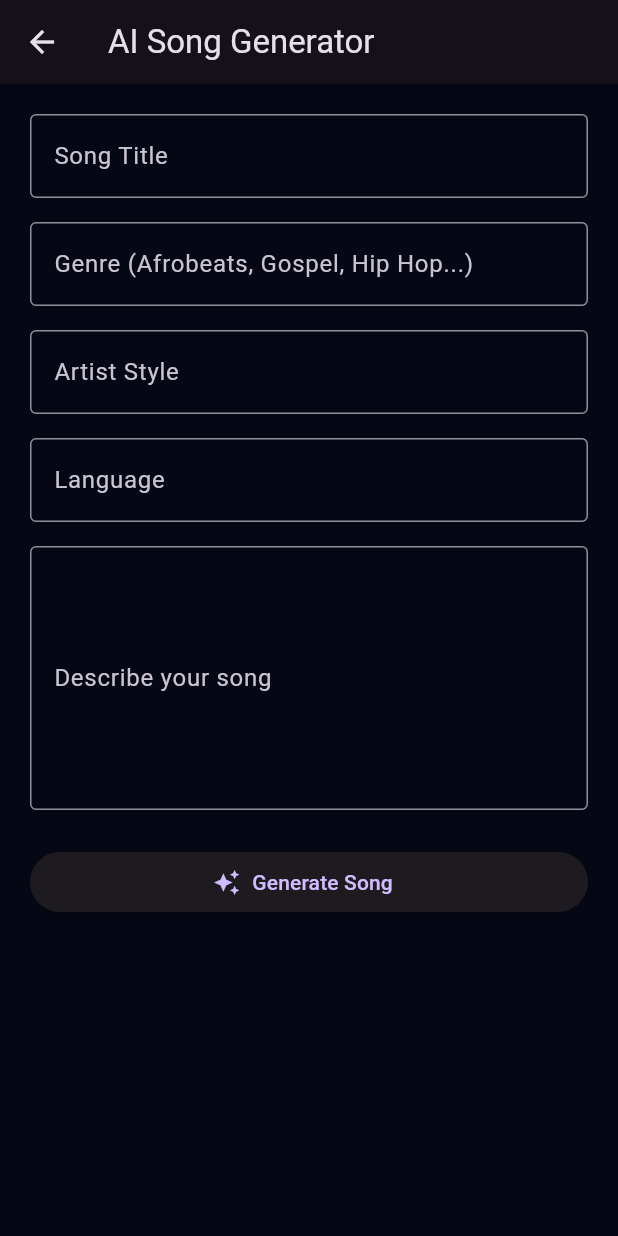
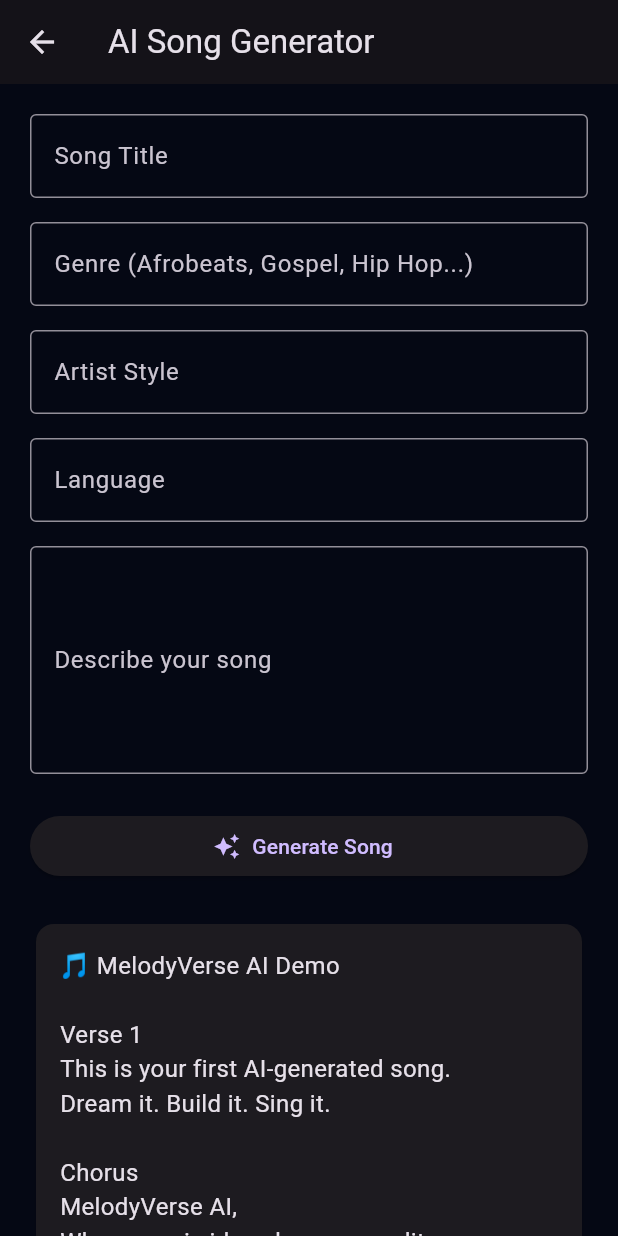
Before and after one commit to nickycyrus254/music254, a Flutter app: the SongGeneratorPage screen opened directly, after a tap on "Generate Song", on a phone screen of 412 x 824 dp. Run offline on Flutter 3.47's test engine with Material 3 defaults, Android fonts, the phone set to English and light mode, and no system bars.

Commit message:
Update song_generator_page.dart

```diff
--- a/lib/song_generator_page.dart
+++ b/lib/song_generator_page.dart
@@ -1,7 +1,14 @@
 import 'package:flutter/material.dart';
 
-class SongGeneratorPage extends StatelessWidget {
+class SongGeneratorPage extends StatefulWidget {
   const SongGeneratorPage({super.key});
+
+  @override
+  State<SongGeneratorPage> createState() => _SongGeneratorPageState();
+}
+
+class _SongGeneratorPageState extends State<SongGeneratorPage> {
+  String generatedLyrics = "";
 
   @override
   Widget build(BuildContext context) {
@@ -13,55 +20,87 @@ class SongGeneratorPage extends StatelessWidget {
         padding: const EdgeInsets.all(20),
         children: [
           TextField(
-            decoration: InputDecoration(
+            decoration: const InputDecoration(
               labelText: "Song Title",
               border: OutlineInputBorder(),
             ),
           ),
+
           const SizedBox(height: 16),
 
           TextField(
-            decoration: InputDecoration(
+            decoration: const InputDecoration(
               labelText: "Genre (Afrobeats, Gospel, Hip Hop...)",
               border: OutlineInputBorder(),
             ),
           ),
+
           const SizedBox(height: 16),
 
           TextField(
-            decoration: InputDecoration(
+            decoration: const InputDecoration(
               labelText: "Artist Style",
               border: OutlineInputBorder(),
             ),
           ),
+
           const SizedBox(height: 16),
 
           TextField(
-            decoration: InputDecoration(
+            decoration: const InputDecoration(
               labelText: "Language",
               border: OutlineInputBorder(),
             ),
           ),
+
           const SizedBox(height: 16),
 
           TextField(
-            maxLines: 6,
-            decoration: InputDecoration(
+            maxLines: 5,
+            decoration: const InputDecoration(
               labelText: "Describe your song",
               hintText: "Example: A romantic Afrobeat song in Swahili...",
               border: OutlineInputBorder(),
             ),
           ),
+
           const SizedBox(height: 24),
 
           SizedBox(
             width: double.infinity,
             child: ElevatedButton.icon(
-              onPressed: () {},
+              onPressed: () {
+                setState(() {
+                  generatedLyrics = '''
+🎵 MelodyVerse AI Demo
+
+Verse 1
+This is your first AI-generated song.
+Dream it. Build it. Sing it.
+
+Chorus
+MelodyVerse AI,
+Where music ideas become reality.
+''';
+                });
+              },
               icon: const Icon(Icons.auto_awesome),
               label: const Text("Generate Song"),
             ),
           ),
+
+          const SizedBox(height: 24),
+
+          if (generatedLyrics.isNotEmpty)
+            Card(
+              child: Padding(
+                padding: const EdgeInsets.all(16),
+                child: Text(
+                  generatedLyrics,
+                  style: const TextStyle(fontSize: 16),
+                ),
+              ),
+            ),
         ],
       ),
     );
```
